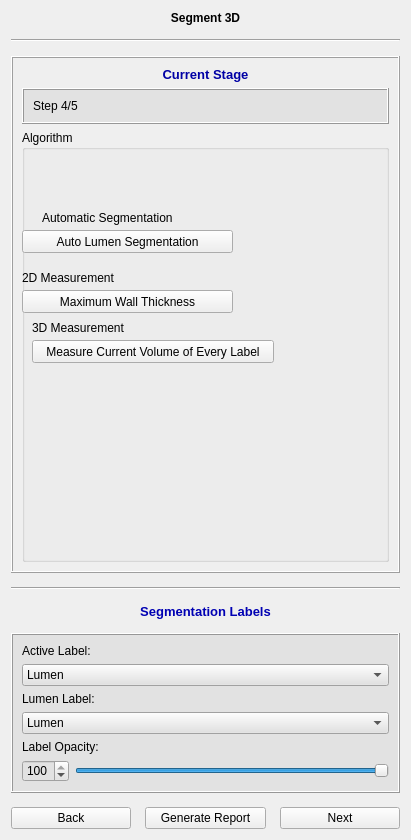
wuzhuobin/PlaqueQuant, file codes/Module/ModuleWidget.ui: the form before one commit.
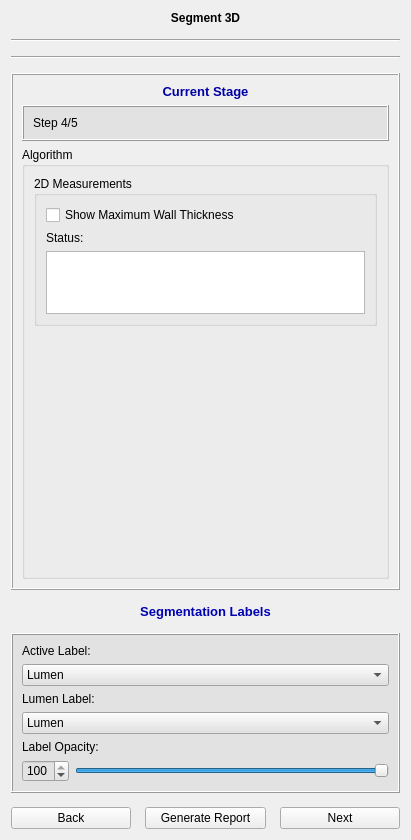
The form after the commit. The open tabs and pages were chosen to show the change. Icons and pictures are not drawn.

Commit message: Update maximum wall thickness interaction

Patch:
```diff
--- a/codes/Module/ModuleWidget.ui
+++ b/codes/Module/ModuleWidget.ui
@@ -53,6 +53,13 @@
      </property>
     </widget>
    </item>
+   <item>
+    <widget class="Line" name="line">
+     <property name="orientation">
+      <enum>Qt::Horizontal</enum>
+     </property>
+    </widget>
+   </item>
    <item>
     <widget class="QStackedWidget" name="stackedWidget">
      <property name="frameShape">
@@ -702,84 +709,60 @@
          <property name="title">
           <string>Algorithm</string>
          </property>
-         <widget class="QLabel" name="label_6">
-          <property name="geometry">
-           <rect>
-            <x>10</x>
-            <y>190</y>
-            <width>242</width>
-            <height>15</height>
-           </rect>
-          </property>
-          <property name="text">
-           <string>3D Measurement</string>
-          </property>
-         </widget>
-         <widget class="QPushButton" name="measureCurrentVolumeOfEveryLabelPushButton">
-          <property name="geometry">
-           <rect>
-            <x>10</x>
-            <y>210</y>
-            <width>242</width>
-            <height>23</height>
-           </rect>
-          </property>
-          <property name="text">
-           <string>Measure Current Volume of Every Label</string>
-          </property>
-         </widget>
-         <widget class="QLabel" name="label_5">
-          <property name="geometry">
-           <rect>
-            <x>0</x>
-            <y>140</y>
-            <width>242</width>
-            <height>15</height>
-           </rect>
-          </property>
-          <property name="text">
-           <string>2D Measurement</string>
-          </property>
-         </widget>
-         <widget class="QPushButton" name="maximumWallThicknessBtn">
-          <property name="geometry">
-           <rect>
-            <x>0</x>
-            <y>160</y>
-            <width>211</width>
-            <height>23</height>
-           </rect>
-          </property>
-          <property name="text">
-           <string>Maximum Wall Thickness</string>
-          </property>
-         </widget>
-         <widget class="QPushButton" name="autoLumenSegmentationPushButton">
-          <property name="geometry">
-           <rect>
-            <x>0</x>
-            <y>100</y>
-            <width>211</width>
-            <height>23</height>
-           </rect>
-          </property>
-          <property name="text">
-           <string>Auto Lumen Segmentation</string>
-          </property>
-         </widget>
-         <widget class="QLabel" name="label_7">
-          <property name="geometry">
-           <rect>
-            <x>20</x>
-            <y>80</y>
-            <width>242</width>
-            <height>15</height>
-           </rect>
-          </property>
-          <property name="text">
-           <string>Automatic Segmentation</string>
-          </property>
-         </widget>
+         <layout class="QVBoxLayout" name="verticalLayout_22">
+          <item>
+           <widget class="QGroupBox" name="groupBox_7">
+            <property name="maximumSize">
+             <size>
+              <width>16777215</width>
+              <height>150</height>
+             </size>
+            </property>
+            <property name="title">
+             <string>2D Measurements</string>
+            </property>
+            <layout class="QVBoxLayout" name="verticalLayout_21">
+             <item>
+              <widget class="QCheckBox" name="maximumWallThicknessChkBox">
+               <property name="text">
+                <string>Show Maximum Wall Thickness</string>
+               </property>
+              </widget>
+             </item>
+             <item>
+              <widget class="QLabel" name="label_5">
+               <property name="text">
+                <string>Status:</string>
+               </property>
+              </widget>
+             </item>
+             <item>
+              <widget class="QTextBrowser" name="MWTTextBrowser">
+               <property name="maximumSize">
+                <size>
+                 <width>16777215</width>
+                 <height>16777215</height>
+                </size>
+               </property>
+              </widget>
+             </item>
+            </layout>
+           </widget>
+          </item>
+          <item>
+           <spacer name="verticalSpacer_2">
+            <property name="orientation">
+             <enum>Qt::Vertical</enum>
+            </property>
+            <property name="sizeHint" stdset="0">
+             <size>
+              <width>20</width>
+              <height>231</height>
+             </size>
+            </property>
+           </spacer>
+          </item>
+         </layout>
         </widget>
        </item>
       </layout>
@@ -1066,13 +1049,6 @@
      </widget>
     </widget>
    </item>
-   <item>
-    <widget class="Line" name="line">
-     <property name="orientation">
-      <enum>Qt::Horizontal</enum>
-     </property>
-    </widget>
-   </item>
    <item>
     <widget class="QLabel" name="label_14">
      <property name="font">
```
Left out of the diff: 2 changed lines with no effect on the pictures. The commit also changes 2 other files.
